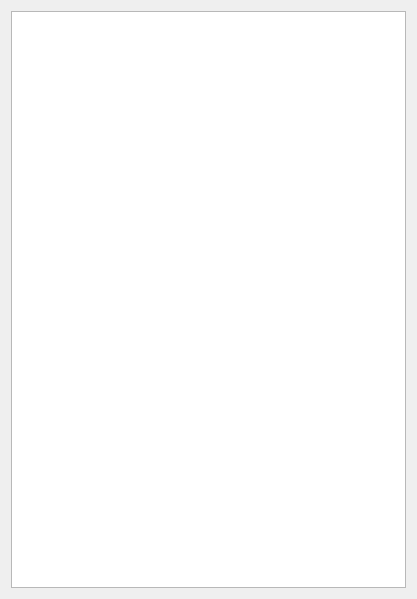
olegantonyan/mpz, file app/shortcuts_ui/shortcutsdialog.ui: the form before one commit.
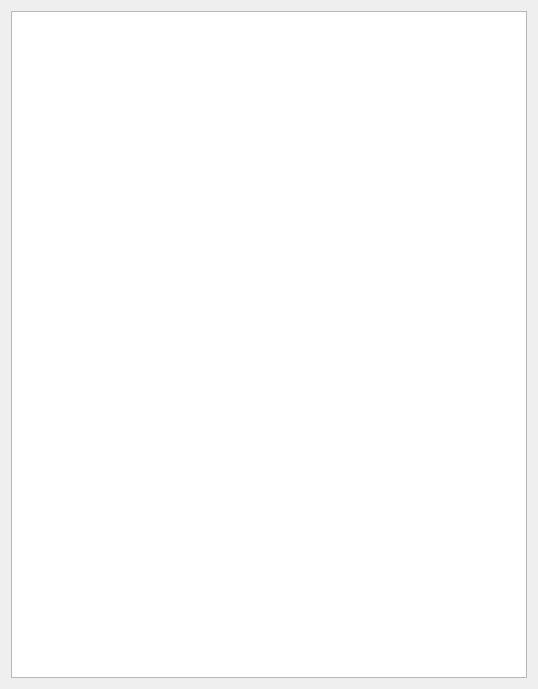
The form after the commit.

What changed in the file:
```diff
--- a/app/shortcuts_ui/shortcutsdialog.ui
+++ b/app/shortcuts_ui/shortcutsdialog.ui
@@ -6,8 +6,8 @@
    <rect>
     <x>0</x>
     <y>0</y>
-    <width>417</width>
-    <height>599</height>
+    <width>538</width>
+    <height>689</height>
    </rect>
   </property>
   <property name="windowTitle">
```
